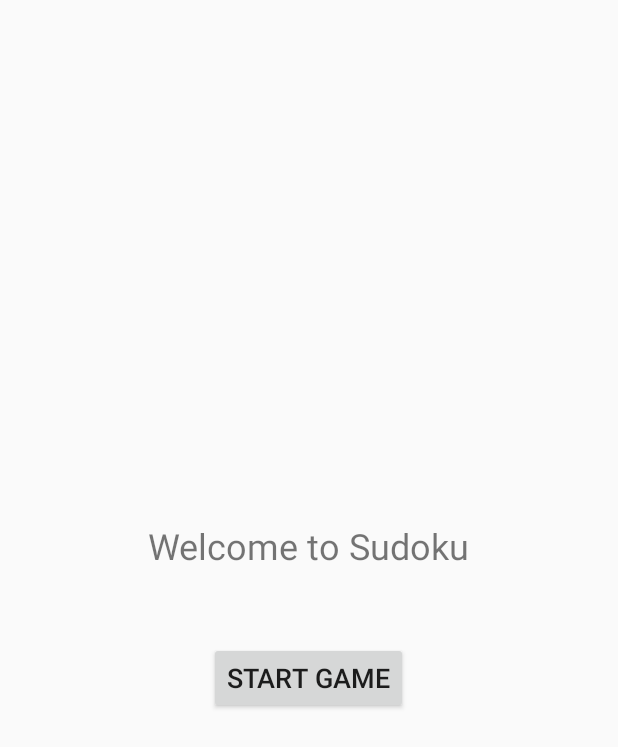
After one commit to ConnorY97/Sudoku, an Android app built with Jetpack Compose: the layout activity_home.xml on its own in the app's theme, with its tools: preview values and no code run, on a phone screen of 412 x 824 dp. The commit adds this screen. Shown: the top 747 px of the screen. Run offline under Robolectric (Android 15) with nearby library versions, the phone set to English and light mode, and no system bars.

Commit message:
Added a home screen to load the game

```diff
--- /dev/null
+++ b/app/src/main/res/layout/activity_home.xml
@@ -0,0 +1,25 @@
+<?xml version="1.0" encoding="utf-8"?>
+<LinearLayout xmlns:android="http://schemas.android.com/apk/res/android"
+    android:layout_width="match_parent"
+    android:layout_height="match_parent"
+    android:orientation="vertical"
+    android:gravity="center"
+    android:padding="16dp">
+
+    <!-- Welcome Text -->
+    <TextView
+        android:layout_width="wrap_content"
+        android:layout_height="wrap_content"
+        android:text="@string/welcome_to_sudoku"
+        android:textSize="24sp"
+        android:layout_marginBottom="32dp"/>
+
+    <!-- Start Game Button -->
+    <Button
+        android:id="@+id/startGameButton"
+        android:layout_width="wrap_content"
+        android:layout_height="wrap_content"
+        android:text="@string/start_game_button"
+        android:textSize="18sp"
+        android:layout_marginTop="16dp"/>
+</LinearLayout>
--- a/app/src/main/res/values/strings.xml
+++ b/app/src/main/res/values/strings.xml
@@ -1,4 +1,7 @@
 <resources>
     <string name="app_name">Sudoku</string>
     <string name="check_solution_button">Check Solution</string>
+    <string name="welcome_to_sudoku">Welcome to Sudoku</string>
+    <string name="start_game_button">Start Game</string>
+    <string name="title_activity_home">HomeActivity</string>
 </resources>
```
Also changed, not shown: app/src/main/AndroidManifest.xml (+3 -4 lines), app/src/main/java/com/example/sudoku/HomeActivity.kt (added, +23 -0 lines).
